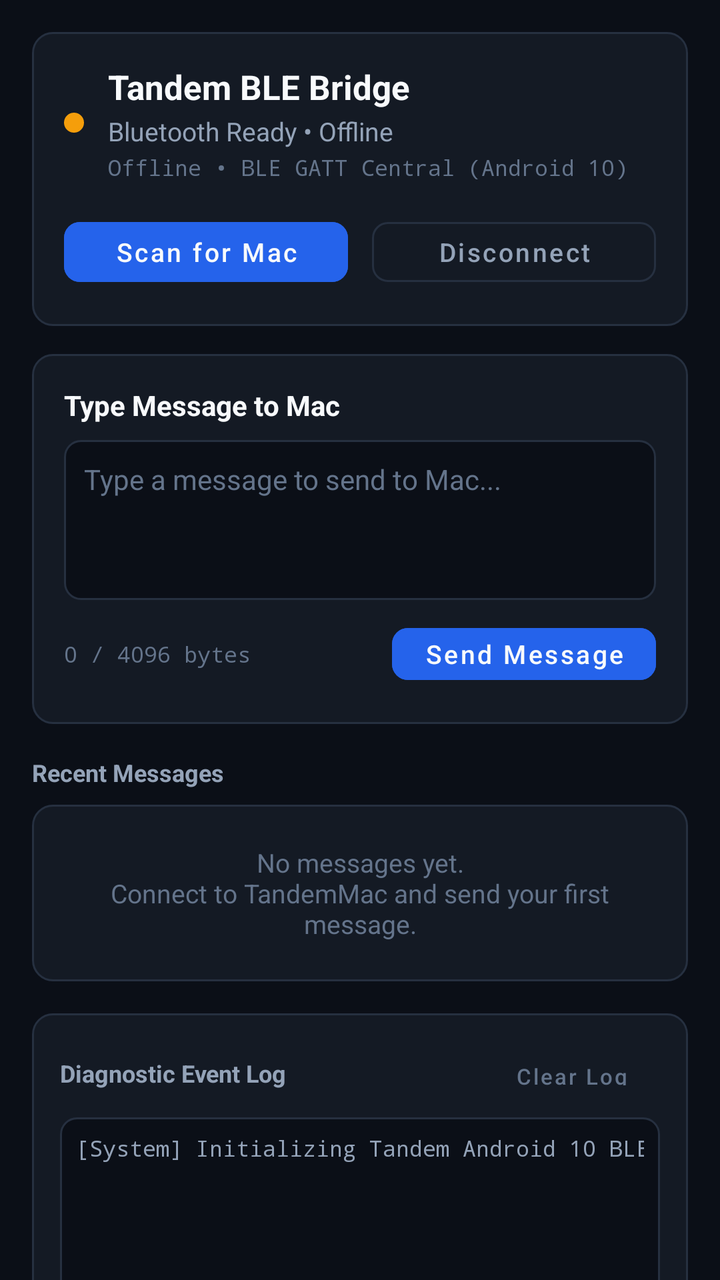
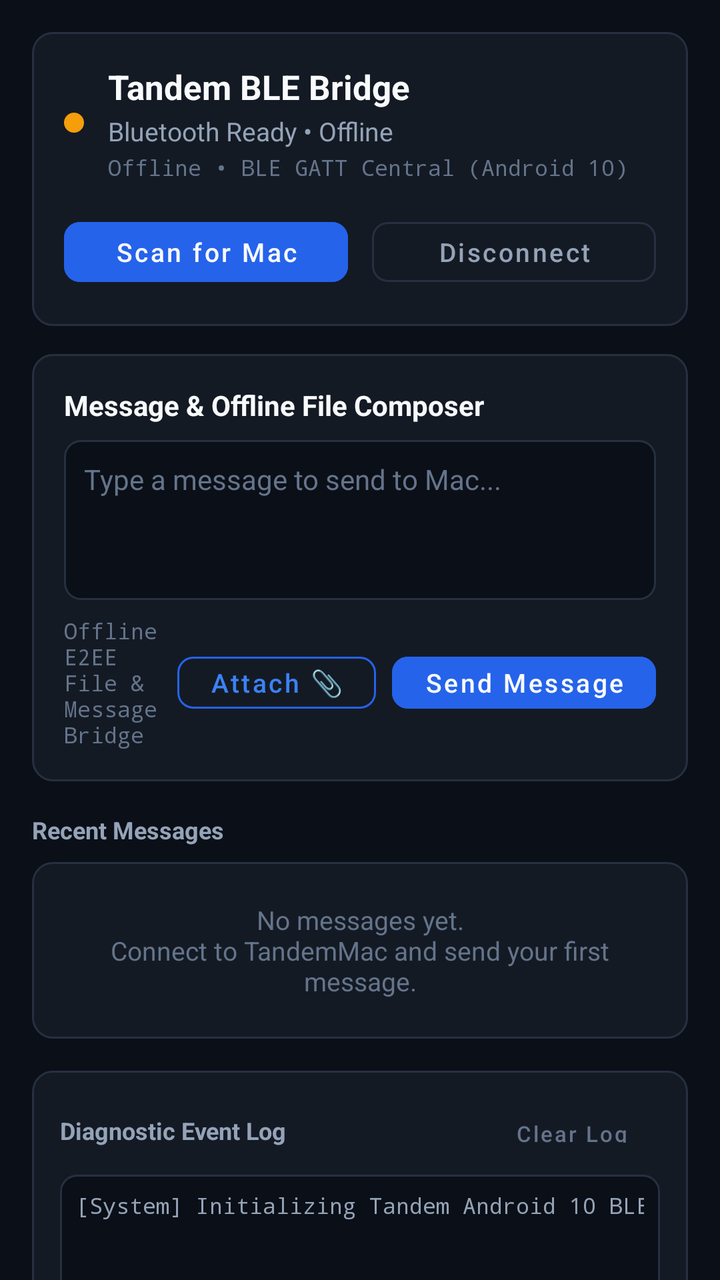

Screens rendered from an Android XML layout before and after an edit, with the pre-edit source and the edit as a unified diff.
<!-- AndroidManifest.xml: application theme Theme.Tandem -->
<!-- res/layout/activity_main.xml -->
<?xml version="1.0" encoding="utf-8"?>
<androidx.coordinatorlayout.widget.CoordinatorLayout xmlns:android="http://schemas.android.com/apk/res/android"
    xmlns:app="http://schemas.android.com/apk/res-auto"
    android:layout_width="match_parent"
    android:layout_height="match_parent"
    android:background="@color/bg_dark">

    <androidx.core.widget.NestedScrollView
        android:layout_width="match_parent"
        android:layout_height="match_parent"
        android:fillViewport="true">

        <LinearLayout
            android:layout_width="match_parent"
            android:layout_height="wrap_content"
            android:orientation="vertical"
            android:padding="16dp">

            
            <LinearLayout
                android:layout_width="match_parent"
                android:layout_height="wrap_content"
                android:background="@drawable/bg_card"
                android:orientation="vertical"
                android:padding="16dp">

                <LinearLayout
                    android:layout_width="match_parent"
                    android:layout_height="wrap_content"
                    android:gravity="center_vertical"
                    android:orientation="horizontal">

                    <View
                        android:id="@+id/viewStatusDot"
                        android:layout_width="10dp"
                        android:layout_height="10dp"
                        android:layout_marginEnd="12dp"
                        android:background="@drawable/dot_amber" />

                    <LinearLayout
                        android:layout_width="0dp"
                        android:layout_height="wrap_content"
                        android:layout_weight="1"
                        android:orientation="vertical">

                        <TextView
                            android:layout_width="wrap_content"
                            android:layout_height="wrap_content"
                            android:text="@string/title_bridge"
                            android:textColor="@color/text_primary"
                            android:textSize="17sp"
                            android:textStyle="bold" />

                        <TextView
                            android:id="@+id/tvStatusLabel"
                            android:layout_width="wrap_content"
                            android:layout_height="wrap_content"
                            android:layout_marginTop="2dp"
                            android:text="@string/status_idle"
                            android:textColor="@color/text_secondary"
                            android:textSize="13sp" />

                        <TextView
                            android:id="@+id/tvSubStatusLabel"
                            android:layout_width="wrap_content"
                            android:layout_height="wrap_content"
                            android:layout_marginTop="2dp"
                            android:fontFamily="monospace"
                            android:text="Offline • BLE GATT Central (Android 10)"
                            android:textColor="@color/text_tertiary"
                            android:textSize="11sp" />

                        
                        <LinearLayout
                            android:id="@+id/layoutSecurityBadge"
                            android:layout_width="wrap_content"
                            android:layout_height="wrap_content"
                            android:layout_marginTop="6dp"
                            android:background="@drawable/bg_badge"
                            android:gravity="center_vertical"
                            android:orientation="horizontal"
                            android:paddingStart="8dp"
                            android:paddingTop="3dp"
                            android:paddingEnd="8dp"
                            android:paddingBottom="3dp"
                            android:visibility="gone">

                            <TextView
                                android:id="@+id/tvSecurityCode"
                                android:layout_width="wrap_content"
                                android:layout_height="wrap_content"
                                android:fontFamily="monospace"
                                android:text="🔒 E2EE Active • Code: 000-000"
                                android:textColor="@color/accent_success"
                                android:textSize="11sp"
                                android:textStyle="bold" />
                        </LinearLayout>
                    </LinearLayout>
                </LinearLayout>

                
                <LinearLayout
                    android:layout_width="match_parent"
                    android:layout_height="wrap_content"
                    android:layout_marginTop="14dp"
                    android:orientation="horizontal">

                    <Button
                        android:id="@+id/btnScan"
                        style="@style/Widget.MaterialComponents.Button.UnelevatedButton"
                        android:layout_width="0dp"
                        android:layout_height="42dp"
                        android:layout_marginEnd="6dp"
                        android:layout_weight="1"
                        android:backgroundTint="@color/accent_primary"
                        android:text="@string/btn_scan"
                        android:textAllCaps="false"
                        android:textColor="@color/text_primary"
                        android:textSize="13sp"
                        app:cornerRadius="8dp" />

                    <Button
                        android:id="@+id/btnDisconnect"
                        style="@style/Widget.MaterialComponents.Button.OutlinedButton"
                        android:layout_width="0dp"
                        android:layout_height="42dp"
                        android:layout_marginStart="6dp"
                        android:layout_weight="1"
                        android:enabled="false"
                        android:text="@string/btn_disconnect"
                        android:textAllCaps="false"
                        android:textColor="@color/text_secondary"
                        android:textSize="13sp"
                        app:cornerRadius="8dp"
                        app:strokeColor="@color/border_subtle" />
                </LinearLayout>
            </LinearLayout>

            
            <LinearLayout
                android:id="@+id/layoutDiscoveredDevices"
                android:layout_width="match_parent"
                android:layout_height="wrap_content"
                android:layout_marginTop="14dp"
                android:orientation="vertical"
                android:visibility="gone">

                <TextView
                    android:layout_width="wrap_content"
                    android:layout_height="wrap_content"
                    android:layout_marginBottom="8dp"
                    android:text="@string/title_discovered_devices"
                    android:textColor="@color/text_secondary"
                    android:textSize="12sp"
                    android:textStyle="bold" />

                <androidx.recyclerview.widget.RecyclerView
                    android:id="@+id/rvDiscoveredDevices"
                    android:layout_width="match_parent"
                    android:layout_height="wrap_content"
                    android:nestedScrollingEnabled="false" />
            </LinearLayout>

            
            <LinearLayout
                android:layout_width="match_parent"
                android:layout_height="wrap_content"
                android:layout_marginTop="14dp"
                android:background="@drawable/bg_card"
                android:orientation="vertical"
                android:padding="16dp">

                <TextView
                    android:layout_width="wrap_content"
                    android:layout_height="wrap_content"
                    android:text="Type Message to Mac"
                    android:textColor="@color/text_primary"
                    android:textSize="14sp"
                    android:textStyle="bold" />

                <EditText
                    android:id="@+id/etMessageInput"
                    android:layout_width="match_parent"
                    android:layout_height="80dp"
                    android:layout_marginTop="8dp"
                    android:background="@drawable/bg_input"
                    android:gravity="top|start"
                    android:hint="@string/hint_message"
                    android:importantForAutofill="no"
                    android:inputType="textMultiLine|textCapSentences"
                    android:lineSpacingExtra="2dp"
                    android:maxLength="4096"
                    android:padding="10dp"
                    android:textColor="@color/text_primary"
                    android:textColorHint="@color/text_tertiary"
                    android:textSize="14sp" />

                <LinearLayout
                    android:layout_width="match_parent"
                    android:layout_height="wrap_content"
                    android:layout_marginTop="8dp"
                    android:gravity="center_vertical"
                    android:orientation="horizontal">

                    <TextView
                        android:id="@+id/tvCharCount"
                        android:layout_width="0dp"
                        android:layout_height="wrap_content"
                        android:layout_weight="1"
                        android:fontFamily="monospace"
                        android:text="0 / 4096 bytes"
                        android:textColor="@color/text_tertiary"
                        android:textSize="11sp" />

                    <ProgressBar
                        android:id="@+id/pbSendProgress"
                        android:layout_width="20dp"
                        android:layout_height="20dp"
                        android:layout_marginEnd="10dp"
                        android:indeterminateTint="@color/accent_primary"
                        android:visibility="gone" />

                    <Button
                        android:id="@+id/btnSend"
                        style="@style/Widget.MaterialComponents.Button.UnelevatedButton"
                        android:layout_width="wrap_content"
                        android:layout_height="38dp"
                        android:backgroundTint="@color/accent_primary"
                        android:enabled="false"
                        android:text="@string/btn_send"
                        android:textAllCaps="false"
                        android:textColor="@color/text_primary"
                        android:textSize="13sp"
                        app:cornerRadius="8dp" />
                </LinearLayout>
            </LinearLayout>

            
            <LinearLayout
                android:layout_width="match_parent"
                android:layout_height="wrap_content"
                android:layout_marginTop="16dp"
                android:orientation="vertical">

                <TextView
                    android:layout_width="wrap_content"
                    android:layout_height="wrap_content"
                    android:layout_marginBottom="8dp"
                    android:text="@string/title_message_feed"
                    android:textColor="@color/text_secondary"
                    android:textSize="12sp"
                    android:textStyle="bold" />

                <TextView
                    android:id="@+id/tvEmptyMessages"
                    android:layout_width="match_parent"
                    android:layout_height="wrap_content"
                    android:background="@drawable/bg_card"
                    android:gravity="center"
                    android:padding="20dp"
                    android:text="No messages yet.\nConnect to TandemMac and send your first message."
                    android:textColor="@color/text_tertiary"
                    android:textSize="13sp" />

                <androidx.recyclerview.widget.RecyclerView
                    android:id="@+id/rvMessagesFeed"
                    android:layout_width="match_parent"
                    android:layout_height="wrap_content"
                    android:nestedScrollingEnabled="false"
                    android:visibility="gone" />
            </LinearLayout>

            
            <LinearLayout
                android:layout_width="match_parent"
                android:layout_height="wrap_content"
                android:layout_marginTop="16dp"
                android:background="@drawable/bg_card"
                android:orientation="vertical"
                android:padding="14dp">

                <LinearLayout
                    android:layout_width="match_parent"
                    android:layout_height="wrap_content"
                    android:gravity="center_vertical"
                    android:orientation="horizontal">

                    <TextView
                        android:layout_width="0dp"
                        android:layout_height="wrap_content"
                        android:layout_weight="1"
                        android:text="@string/title_diagnostic_logs"
                        android:textColor="@color/text_secondary"
                        android:textSize="12sp"
                        android:textStyle="bold" />

                    <Button
                        android:id="@+id/btnClearLog"
                        style="@style/Widget.MaterialComponents.Button.TextButton"
                        android:layout_width="wrap_content"
                        android:layout_height="32dp"
                        android:text="Clear Log"
                        android:textAllCaps="false"
                        android:textColor="@color/text_tertiary"
                        android:textSize="11sp" />
                </LinearLayout>

                <HorizontalScrollView
                    android:layout_width="match_parent"
                    android:layout_height="wrap_content"
                    android:layout_marginTop="6dp"
                    android:background="@drawable/bg_input"
                    android:padding="8dp">

                    <TextView
                        android:id="@+id/tvDiagnosticLogs"
                        android:layout_width="wrap_content"
                        android:layout_height="120dp"
                        android:fontFamily="monospace"
                        android:scrollbars="vertical"
                        android:text="[System] Initializing Tandem Android 10 BLE Central...\n"
                        android:textColor="@color/text_secondary"
                        android:textSize="11sp" />
                </HorizontalScrollView>
            </LinearLayout>

        </LinearLayout>
    </androidx.core.widget.NestedScrollView>

</androidx.coordinatorlayout.widget.CoordinatorLayout>
<!-- resources referenced by this layout -->
<resources>
  <color name="accent_primary">#2563EB</color>
  <color name="accent_success">#10B981</color>
  <color name="bg_dark">#0B0F17</color>
  <color name="border_subtle">#263040</color>
  <color name="text_primary">#F8FAFC</color>
  <color name="text_secondary">#94A3B8</color>
  <color name="text_tertiary">#64748B</color>
  <!-- drawable bg_badge (drawable) -->
  <?xml version="1.0" encoding="utf-8"?>
  <shape xmlns:android="http://schemas.android.com/apk/res/android"
      android:shape="rectangle">
      <solid android:color="@color/bg_surface_elevated" />
      <corners android:radius="5dp" />
      <stroke
          android:width="1dp"
          android:color="@color/border_subtle" />
  </shape>
  <!-- drawable bg_card (drawable) -->
  <?xml version="1.0" encoding="utf-8"?>
  <shape xmlns:android="http://schemas.android.com/apk/res/android"
      android:shape="rectangle">
      <solid android:color="@color/bg_surface" />
      <corners android:radius="10dp" />
      <stroke
          android:width="1dp"
          android:color="@color/border_subtle" />
  </shape>
  <!-- drawable bg_input (drawable) -->
  <?xml version="1.0" encoding="utf-8"?>
  <shape xmlns:android="http://schemas.android.com/apk/res/android"
      android:shape="rectangle">
      <solid android:color="@color/bg_dark" />
      <corners android:radius="8dp" />
      <stroke
          android:width="1dp"
          android:color="@color/border_subtle" />
  </shape>
  <!-- drawable dot_amber (drawable) -->
  <?xml version="1.0" encoding="utf-8"?>
  <shape xmlns:android="http://schemas.android.com/apk/res/android"
      android:shape="oval">
      <solid android:color="@color/accent_warning" />
      <size
          android:width="12dp"
          android:height="12dp" />
  </shape>
  <string name="btn_disconnect">Disconnect</string>
  <string name="btn_scan">Scan for Mac</string>
  <string name="btn_send">Send Message</string>
  <string name="hint_message">Type a message to send to Mac...</string>
  <string name="status_idle">Bluetooth Ready • Offline</string>
  <string name="title_bridge">Tandem BLE Bridge</string>
  <string name="title_diagnostic_logs">Diagnostic Event Log</string>
  <string name="title_discovered_devices">Discovered Mac Devices</string>
  <string name="title_message_feed">Recent Messages</string>
  <style name="Theme.Tandem" parent="Theme.MaterialComponents.DayNight.NoActionBar">
          <item name="colorPrimary">@color/accent_primary</item>
          <item name="colorPrimaryVariant">@color/accent_primary_light</item>
          <item name="colorOnPrimary">@color/text_primary</item>
          <item name="colorSecondary">@color/accent_success</item>
          <item name="colorSecondaryVariant">@color/accent_success</item>
          <item name="colorOnSecondary">@color/text_primary</item>
          <item name="android:statusBarColor">@color/bg_dark</item>
          <item name="android:navigationBarColor">@color/bg_dark</item>
          <item name="android:windowBackground">@color/bg_dark</item>
      </style>
  <color name="bg_surface_elevated">#1D2432</color>
  <color name="bg_surface">#141A24</color>
  <color name="accent_warning">#F59E0B</color>
  <color name="accent_primary_light">#3B82F6</color>
</resources>

<!-- the commit's change to res/layout/activity_main.xml (unified diff, before → after) -->
@@ -173,10 +173,68 @@
                 <TextView
                     android:layout_width="wrap_content"
                     android:layout_height="wrap_content"
-                    android:text="Type Message to Mac"
+                    android:text="Message &amp; Offline File Composer"
                     android:textColor="@color/text_primary"
                     android:textSize="14sp"
                     android:textStyle="bold" />
+
+                
+                <LinearLayout
+                    android:id="@+id/layoutAttachmentPreview"
+                    android:layout_width="match_parent"
+                    android:layout_height="wrap_content"
+                    android:layout_marginTop="8dp"
+                    android:background="@drawable/bg_input"
+                    android:gravity="center_vertical"
+                    android:orientation="horizontal"
+                    android:padding="8dp"
+                    android:visibility="gone">
+
+                    <TextView
+                        android:layout_width="wrap_content"
+                        android:layout_height="wrap_content"
+                        android:layout_marginStart="4dp"
+                        android:text="📎"
+                        android:textSize="18sp" />
+
+                    <LinearLayout
+                        android:layout_width="0dp"
+                        android:layout_height="wrap_content"
+                        android:layout_marginStart="8dp"
+                        android:layout_weight="1"
+                        android:orientation="vertical">
+
+                        <TextView
+                            android:id="@+id/tvAttachedFileName"
+                            android:layout_width="wrap_content"
+                            android:layout_height="wrap_content"
+                            android:ellipsize="middle"
+                            android:singleLine="true"
+                            android:text="photo.jpg"
+                            android:textColor="@color/text_primary"
+                            android:textSize="13sp"
+                            android:textStyle="bold" />
+
+                        <TextView
+                            android:id="@+id/tvAttachedFileSize"
+                            android:layout_width="wrap_content"
+                            android:layout_height="wrap_content"
+                            android:text="140 KB • Ready to send"
+                            android:textColor="@color/text_secondary"
+                            android:textSize="11sp" />
+                    </LinearLayout>
+
+                    <Button
+                        android:id="@+id/btnRemoveAttachment"
+                        style="@style/Widget.MaterialComponents.Button.TextButton"
+                        android:layout_width="36dp"
+                        android:layout_height="36dp"
+                        android:minWidth="0dp"
+                        android:padding="0dp"
+                        android:text="✕"
+                        android:textColor="@color/accent_error"
+                        android:textSize="14sp" />
+                </LinearLayout>
 
                 <EditText
                     android:id="@+id/etMessageInput"
@@ -208,7 +266,7 @@
                         android:layout_height="wrap_content"
                         android:layout_weight="1"
                         android:fontFamily="monospace"
-                        android:text="0 / 4096 bytes"
+                        android:text="Offline E2EE File &amp; Message Bridge"
                         android:textColor="@color/text_tertiary"
                         android:textSize="11sp" />
 
@@ -219,6 +277,20 @@
                         android:layout_marginEnd="10dp"
                         android:indeterminateTint="@color/accent_primary"
                         android:visibility="gone" />
+
+                    <Button
+                        android:id="@+id/btnAttachFile"
+                        style="@style/Widget.MaterialComponents.Button.OutlinedButton"
+                        android:layout_width="wrap_content"
+                        android:layout_height="38dp"
+                        android:layout_marginEnd="8dp"
+                        android:enabled="false"
+                        android:text="Attach 📎"
+                        android:textAllCaps="false"
+                        android:textColor="@color/accent_primary_light"
+                        android:textSize="13sp"
+                        app:cornerRadius="8dp"
+                        app:strokeColor="@color/accent_primary" />
 
                     <Button
                         android:id="@+id/btnSend"
<!-- resource entries referenced after the edit -->
@@ -1,5 +1,6 @@
 <!-- resources referenced by this layout -->
 <resources>
+  <color name="accent_error">#EF4444</color>
   <color name="accent_primary">#2563EB</color>
   <color name="accent_success">#10B981</color>
   <color name="bg_dark">#0B0F17</color>
